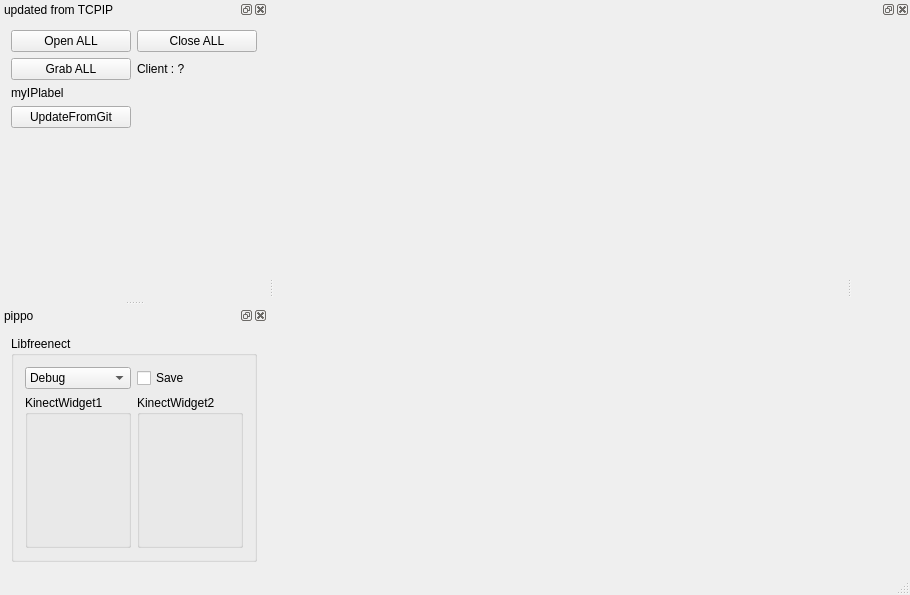
Old version of the form src/ServerWindow.ui in the repository SilvioGiancola/Kinect2TCPIP.
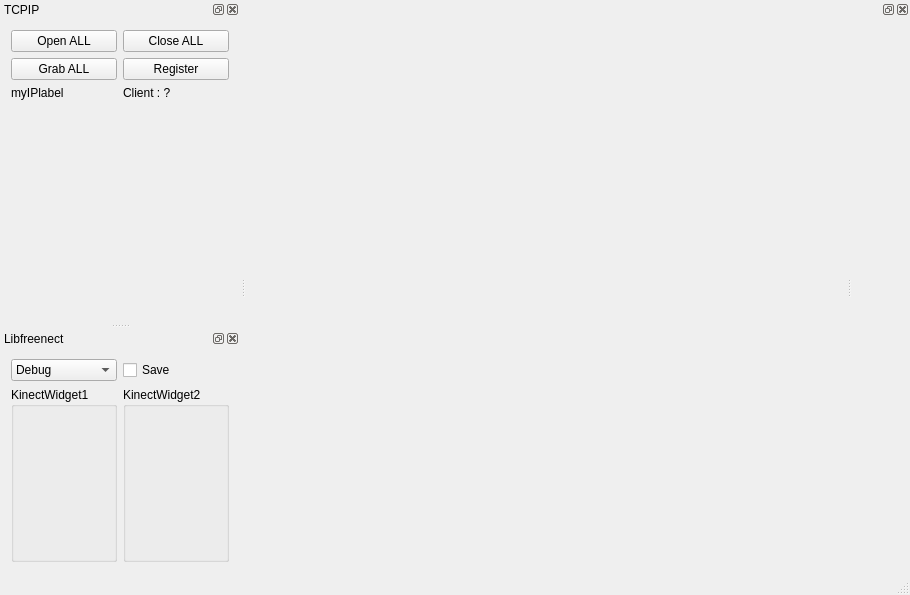
New version of the form. Custom widgets are drawn as their Qt base class.

Patch:
```diff
--- a/src/ServerWindow.ui
+++ b/src/ServerWindow.ui
@@ -40,14 +40,14 @@
    <widget class="QWidget" name="dockWidgetContents">
     <layout class="QGridLayout" name="gridLayout_7">
      <item row="0" column="0">
-      <widget class="QVTKWidget" name="qvtkwidget" native="true"/>
+      <widget class="CloudViewer" name="myCloudViewer" native="true"/>
      </item>
     </layout>
    </widget>
   </widget>
   <widget class="QDockWidget" name="dockWidget_TCPIP">
    <property name="windowTitle">
-    <string>updated from TCPIP</string>
+    <string>TCPIP</string>
    </property>
    <attribute name="dockWidgetArea">
     <number>1</number>
@@ -75,13 +75,6 @@
        </property>
       </widget>
      </item>
-     <item row="1" column="1">
-      <widget class="QLabel" name="label_ClientState">
-       <property name="text">
-        <string>Client : ?</string>
-       </property>
-      </widget>
-     </item>
      <item row="1" column="0">
       <widget class="QPushButton" name="pushButton_graball">
        <property name="text">
@@ -89,7 +82,7 @@
        </property>
       </widget>
      </item>
-     <item row="5" column="0">
+     <item row="4" column="0">
       <spacer name="verticalSpacer">
        <property name="orientation">
         <enum>Qt::Vertical</enum>
@@ -102,10 +95,17 @@
        </property>
       </spacer>
      </item>
-     <item row="4" column="0">
-      <widget class="QPushButton" name="pushButton_updateGit">
+     <item row="3" column="1">
+      <widget class="QLabel" name="label_ClientState">
        <property name="text">
-        <string>UpdateFromGit</string>
+        <string>Client : ?</string>
+       </property>
+      </widget>
+     </item>
+     <item row="1" column="1">
+      <widget class="QPushButton" name="pushButton_registrer">
+       <property name="text">
+        <string>Register</string>
        </property>
       </widget>
      </item>
@@ -114,7 +114,7 @@
   </widget>
   <widget class="QDockWidget" name="dockWidget_Kinect">
    <property name="windowTitle">
-    <string>pippo</string>
+    <string>Libfreenect</string>
    </property>
    <attribute name="dockWidgetArea">
     <number>1</number>
@@ -122,12 +122,6 @@
    <widget class="QWidget" name="dockWidgetContents_3">
     <layout class="QGridLayout" name="gridLayout_2">
      <item row="0" column="0">
-      <widget class="QGroupBox" name="groupBox">
-       <property name="title">
-        <string>Libfreenect</string>
-       </property>
-       <layout class="QGridLayout" name="gridLayout_4">
-        <item row="0" column="0">
          <widget class="QComboBox" name="comboBox_log">
           <item>
            <property name="text">
@@ -188,25 +182,11 @@
          </widget>
         </item>
        </layout>
-       <zorder>comboBox_log</zorder>
-       <zorder>checkBox_save</zorder>
-       <zorder>splitter</zorder>
-       <zorder>groupBox_2</zorder>
-       <zorder>groupBox_3</zorder>
-      </widget>
-     </item>
-    </layout>
    </widget>
   </widget>
  </widget>
  <layoutdefault spacing="6" margin="11"/>
  <customwidgets>
-  <customwidget>
-   <class>QVTKWidget</class>
-   <extends>QWidget</extends>
-   <header>QVTKWidget.h</header>
-   <container>1</container>
-  </customwidget>
   <customwidget>
    <class>KinectWidget</class>
    <extends>QWidget</extends>
@@ -218,6 +198,15 @@
     <slot>GrabKinect()</slot>
    </slots>
   </customwidget>
+  <customwidget>
+   <class>CloudViewer</class>
+   <extends>QWidget</extends>
+   <header>CloudViewer.h</header>
+   <container>1</container>
+   <slots>
+    <slot>showPC(PointCloudT::Ptr)</slot>
+   </slots>
+  </customwidget>
  </customwidgets>
  <resources/>
  <connections>
```
Left out of the diff: 57 changed lines with no effect on the pictures. Lines whose indentation alone changed are shown as unchanged.
